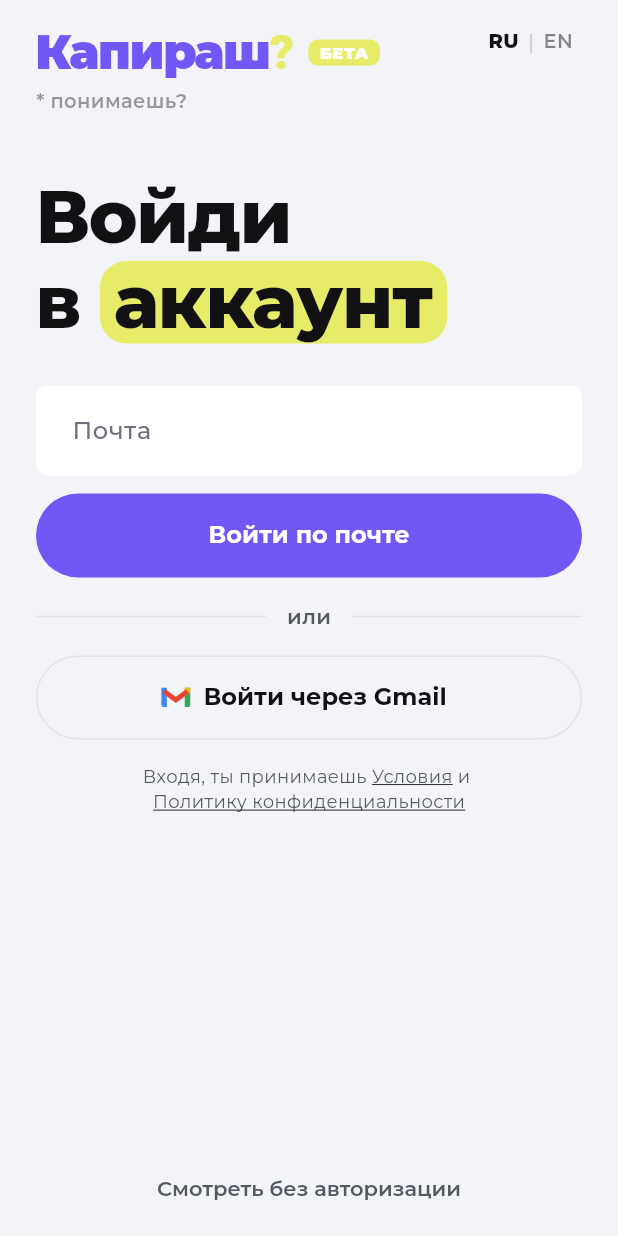
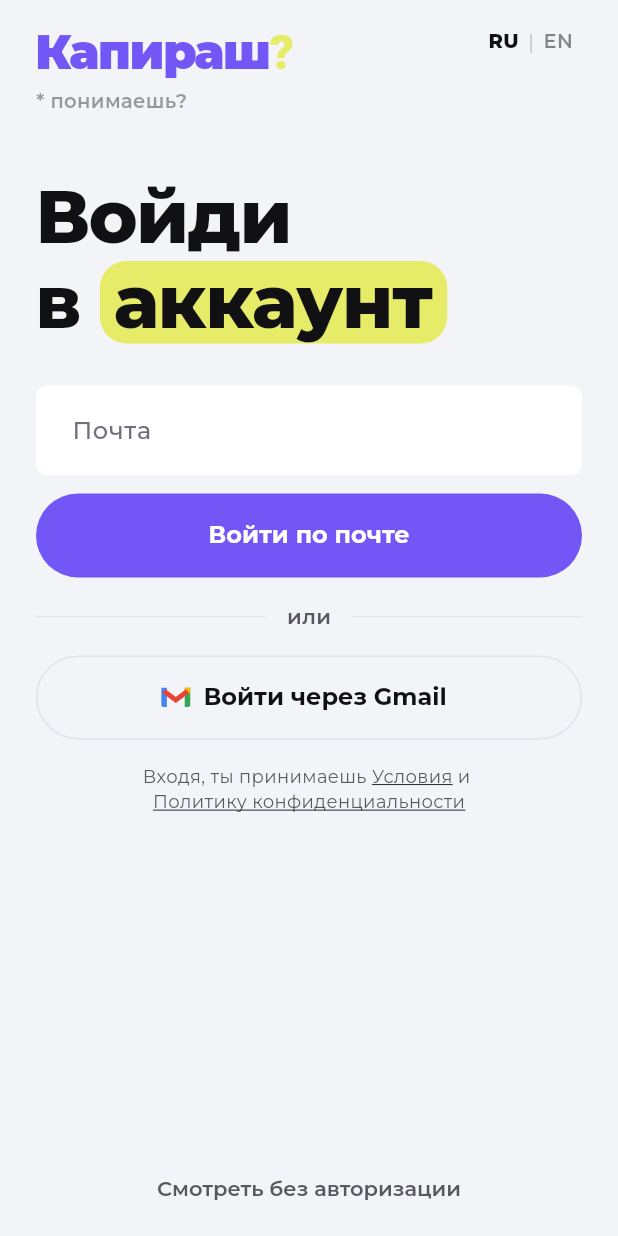
Before and after one commit to lizaportishead/kapirash, a Flutter app: the AuthPage screen opened directly, after a tap on "RU", on a phone screen of 412 x 824 dp. Run offline on Flutter 3.47's test engine with Material 3 defaults, Android fonts, the phone set to English and light mode, and no system bars; our stand-ins replace audioplayers, shared_preferences, supabase_flutter, web, webview_flutter, youtube_player_iframe; missing offline and left inert: dart:js_interop, dart:ui_web, pointer_interceptor, posthog_flutter, webview_flutter_wkwebview; accounts and stored records are empty; network calls fail.

Commit message:
Paler card shadows, 8px card spacing on mobile, remove beta badge
Co-Authored-By: Claude Sonnet 5.5 <noreply@anthropic.com>

```diff
--- a/app/lib/auth_page.dart
+++ b/app/lib/auth_page.dart
@@ -2,7 +2,7 @@ import 'package:flutter/material.dart';
 import 'package:shared_preferences/shared_preferences.dart';
 import 'package:supabase_flutter/supabase_flutter.dart' show AuthException;
 
-import 'onboarding_page.dart' show BetaBadge, LangSwitch, OnboardingShowcase;
+import 'onboarding_page.dart' show LangSwitch, OnboardingShowcase;
 import 'store.dart';
 import 'supabase_config.dart';
 import 'theme.dart';
@@ -170,7 +170,7 @@ class _AuthPageState extends State<AuthPage> {
     );
   }
 
-  // Тот же логотип, что в сайдбаре, с пометкой «бета» и переводом под словом.
+  // Тот же логотип, что в сайдбаре, с переводом под словом.
   Widget _logo() {
     return Column(
       crossAxisAlignment: CrossAxisAlignment.start,
@@ -185,8 +185,6 @@ class _AuthPageState extends State<AuthPage> {
               ),
               style: TextStyle(fontSize: 32, fontWeight: FontWeight.w900, letterSpacing: -1, color: cViolet),
             ),
-            SizedBox(width: 10),
-            BetaBadge(logoSize: 22),
           ],
         ),
         Text('* ${ui('понимаешь?')}', style: TextStyle(fontSize: 13, fontWeight: FontWeight.w600, color: cMuted.withValues(alpha: 0.6))),
--- a/app/lib/feed_page.dart
+++ b/app/lib/feed_page.dart
@@ -258,7 +258,7 @@ class TopicPage extends StatelessWidget {
                             gridDelegate: SliverGridDelegateWithFixedCrossAxisCount(
                               crossAxisCount: cols,
                               crossAxisSpacing: 16,
-                              mainAxisSpacing: 16,
+                              mainAxisSpacing: box.maxWidth < 600 ? 8 : 16,
                               mainAxisExtent: videoCardHeight(cardW),
                             ),
                             itemCount: list.length,
--- a/app/lib/home_page.dart
+++ b/app/lib/home_page.dart
@@ -4,7 +4,6 @@ import 'feed_page.dart';
 import 'icons.dart';
 import 'main.dart' show kStoriesTabEnabled;
 import 'liked_page.dart';
-import 'onboarding_page.dart' show BetaBadge;
 import 'podcasts_page.dart';
 import 'recommend.dart';
 import 'search_page.dart';
@@ -75,8 +74,6 @@ class HomePage extends StatelessWidget {
                                   color: cViolet,
                                 ),
                               ),
-                              SizedBox(width: 8),
-                              BetaBadge(logoSize: 26),
                             ],
                           ),
                   ),
--- a/app/lib/l10n.dart
+++ b/app/lib/l10n.dart
@@ -271,7 +271,6 @@ const _en = <String, String>{
   'Сохранено': 'Saved',
   'Лендинг': 'Landing page',
   'Пропустить': 'Skip',
-  'бета': 'beta',
   'или': 'or',
   'понимаешь?': 'you get it?',
   'Начать': 'Get started',
@@ -435,4 +434,6 @@ const _en = <String, String>{
   'Словарь · {0}': 'Dictionary · {0}',
   'Встречается на странице {0}': 'On page {0}',
   'Слова': 'Words',
+  'Избранные слова': 'Favorite words',
+  'Нажимай на звёздочку у слов в словаре, чтобы они появились тут.': 'Tap the star on words in your dictionary and they will show up here.',
 };
--- a/app/lib/learn_page.dart
+++ b/app/lib/learn_page.dart
@@ -259,7 +259,7 @@ class _FlipCard extends StatelessWidget {
                     child: Container(
                       width: double.infinity,
                       padding: EdgeInsets.all(24),
-                      decoration: BoxDecoration(color: cCard, borderRadius: BorderRadius.circular(8), boxShadow: [BoxShadow(color: Color(0x1A000000), blurRadius: 3, offset: Offset(0, 1))]),
+                      decoration: BoxDecoration(color: cCard, borderRadius: BorderRadius.circular(8), boxShadow: [BoxShadow(color: Color(0x0D000000), blurRadius: 3, offset: Offset(0, 1))]),
                       // Оборот рисуем отзеркаленным, иначе текст после поворота читается задом наперёд.
                       child: showBack ? Transform.flip(flipX: true, child: back) : front,
                     ),
--- a/app/lib/main.dart
+++ b/app/lib/main.dart
@@ -551,8 +551,6 @@ class _HomeShellState extends State<HomeShell> {
                                 color: cViolet,
                               ),
                             ),
-                            SizedBox(width: 7),
-                            BetaBadge(logoSize: 22.5),
                           ],
                         ),
                       ),
--- a/app/lib/onboarding_page.dart
+++ b/app/lib/onboarding_page.dart
@@ -176,28 +176,6 @@ class _OnboardingPageState extends State<OnboardingPage> {
             ),
           ),
         ),
-      ),
-    );
-  }
-}
-
-/// Плашка «BETA» (жёлтая на светлой теме, фиолетовая на тёмной) рядом с логотипом; размер подгоняется под кегль логотипа [logoSize].
-class BetaBadge extends StatelessWidget {
-  const BetaBadge({super.key, required this.logoSize});
-  final double logoSize;
-
-  @override
-  Widget build(BuildContext context) {
-    final dark = store.dark;
-    return Container(
-      padding: EdgeInsets.symmetric(horizontal: logoSize * 0.34, vertical: logoSize * 0.1),
-      decoration: BoxDecoration(
-        color: dark ? cViolet.withValues(alpha: 0.12) : cAccent,
-        borderRadius: BorderRadius.circular(logoSize * 0.3),
-      ),
-      child: Text(
-        ui('бета').toUpperCase(),
-        style: TextStyle(fontSize: logoSize * 0.5, fontWeight: FontWeight.w900, letterSpacing: 0.2, height: 1.2, color: dark ? cViolet : Colors.white),
       ),
     );
   }
--- a/app/lib/podcasts_page.dart
+++ b/app/lib/podcasts_page.dart
@@ -119,7 +119,7 @@ class EpisodeTile extends StatelessWidget {
   Widget build(BuildContext context) {
     final done = store.isWatched(video.id);
     return Padding(
-      padding: EdgeInsets.only(bottom: 16),
+      padding: EdgeInsets.only(bottom: MediaQuery.sizeOf(context).width < 600 ? 8 : 16),
       child: Lift(
         child: Material(
           color: cCard,
--- a/app/lib/profile_page.dart
+++ b/app/lib/profile_page.dart
@@ -256,7 +256,7 @@ class _Group extends StatelessWidget {
     return DecoratedBox(
       decoration: BoxDecoration(
         borderRadius: BorderRadius.circular(8),
-        boxShadow: [BoxShadow(color: Color(0x1A000000), blurRadius: 3, offset: Offset(0, 1))],
+        boxShadow: [BoxShadow(color: Color(0x0D000000), blurRadius: 3, offset: Offset(0, 1))],
       ),
       child: Material(
         color: cCard,
@@ -321,7 +321,7 @@ class _Stat extends StatelessWidget {
       decoration: BoxDecoration(
         color: cCard,
         borderRadius: BorderRadius.circular(8),
-        boxShadow: [BoxShadow(color: Color(0x1A000000), blurRadius: 3, offset: Offset(0, 1))],
+        boxShadow: [BoxShadow(color: Color(0x0D000000), blurRadius: 3, offset: Offset(0, 1))],
       ),
       child: Column(
         children: [
--- a/app/lib/quiz_page.dart
+++ b/app/lib/quiz_page.dart
@@ -403,7 +403,7 @@ class _QuizPageState extends State<QuizPage> {
                 decoration: BoxDecoration(
                   color: cCard,
                   borderRadius: BorderRadius.circular(8),
-                  boxShadow: [BoxShadow(color: Color(0x1A000000), blurRadius: 3, offset: Offset(0, 1))],
+                  boxShadow: [BoxShadow(color: Color(0x0D000000), blurRadius: 3, offset: Offset(0, 1))],
                 ),
                 child: Column(
                   crossAxisAlignment: CrossAxisAlignment.stretch,
--- a/app/lib/theme.dart
+++ b/app/lib/theme.dart
@@ -384,7 +384,7 @@ class _LiftState extends State<Lift> {
           boxShadow: [
             up
                 ? BoxShadow(color: cViolet.withValues(alpha: 0.25), blurRadius: 10, offset: Offset(0, 3))
-                : BoxShadow(color: Color(0x1A000000), blurRadius: 3, offset: Offset(0, 1)),
+                : BoxShadow(color: Color(0x0D000000), blurRadius: 3, offset: Offset(0, 1)),
           ],
         ),
         child: HoverInfo(hovered: up, child: widget.child),
--- a/app/lib/words_page.dart
+++ b/app/lib/words_page.dart
@@ -2,6 +2,7 @@ import 'package:flutter/material.dart';
 
 import 'icons.dart';
 import 'learn_page.dart';
+import 'liked_page.dart';
 import 'phrase.dart';
 import 'player_page.dart';
 import 'podcasts_page.dart';
@@ -125,6 +126,11 @@ class _WordsPageState extends State<WordsPage> {
             PageTitle(
               '${ui('Словарь')}${every.isEmpty ? '' : ' · ${every.length}'}',
               actions: [
+                IconButton(
+                  tooltip: ui('Избранные слова'),
+                  icon: Icon(KIcons.star, size: 24, color: cText),
+                  onPressed: () => openLiked(context, words: true),
+                ),
                 if (every.isNotEmpty)
                   IconButton(
                     tooltip: _searching ? ui('Закрыть поиск') : ui('Поиск'),
```
Also changed, not shown: app/lib/liked_page.dart (+15 -10 lines), app/lib/stories_page.dart (+30 -33 lines), 1 other file.
